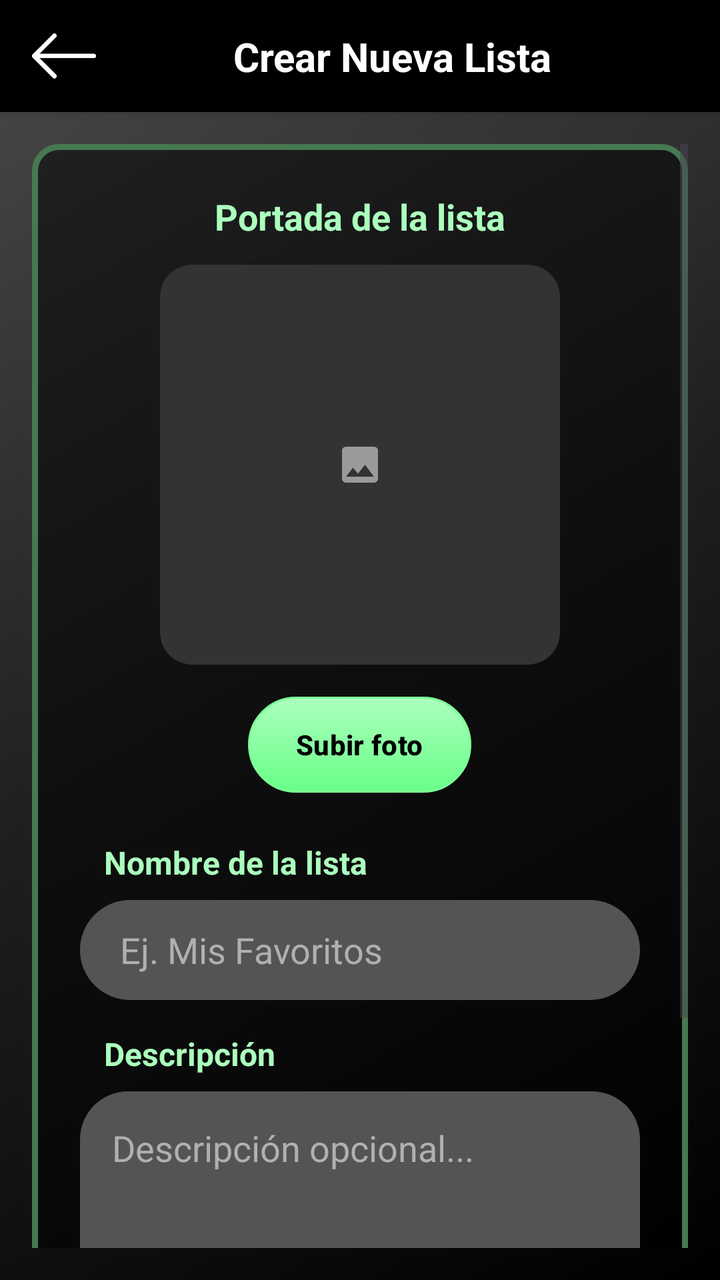
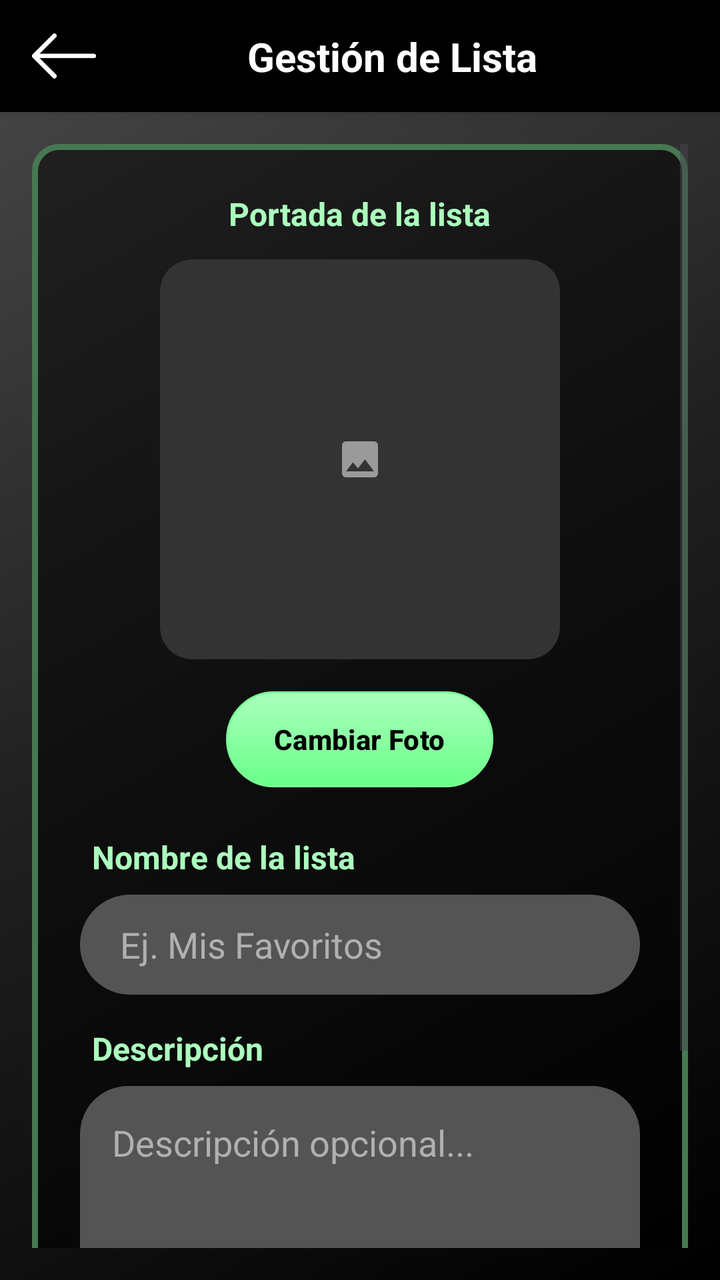

Before-and-after screenshots of an Android layout around one commit, followed by the original layout XML and the change that was made.
<!-- AndroidManifest.xml: application theme Theme.MusAPIApp -->
<!-- res/layout/activity_crear_lista.xml -->
<?xml version="1.0" encoding="utf-8"?>
<androidx.constraintlayout.widget.ConstraintLayout
    xmlns:android="http://schemas.android.com/apk/res/android"
    xmlns:app="http://schemas.android.com/apk/res-auto"
    android:id="@+id/main"
    android:layout_width="match_parent"
    android:layout_height="match_parent"
    android:background="@drawable/fondo_gradiente_principal">

    <androidx.constraintlayout.widget.ConstraintLayout
        android:id="@+id/headerBar"
        android:layout_width="match_parent"
        android:layout_height="wrap_content"
        android:background="#000000"
        android:paddingVertical="12dp"
        android:paddingHorizontal="16dp"
        android:elevation="4dp"
        app:layout_constraintTop_toTopOf="parent"
        app:layout_constraintStart_toStartOf="parent"
        app:layout_constraintEnd_toEndOf="parent">

        <ImageButton
            android:id="@+id/btnVolver"
            android:layout_width="32dp"
            android:layout_height="32dp"
            android:background="?attr/selectableItemBackgroundBorderless"
            android:contentDescription="Regresar"
            android:scaleType="fitCenter"
            android:src="@drawable/ic_back_black"
            app:tint="#FFFFFF"
            app:layout_constraintStart_toStartOf="parent"
            app:layout_constraintTop_toTopOf="parent"
            app:layout_constraintBottom_toBottomOf="parent" />

        <TextView
            android:layout_width="0dp"
            android:layout_height="wrap_content"
            android:text="Crear Nueva Lista"
            android:textColor="#FFFFFF"
            android:textSize="20sp"
            android:textStyle="bold"
            android:gravity="center"
            app:layout_constraintStart_toEndOf="@id/btnVolver"
            app:layout_constraintEnd_toEndOf="parent"
            app:layout_constraintTop_toTopOf="parent"
            app:layout_constraintBottom_toBottomOf="parent" />

    </androidx.constraintlayout.widget.ConstraintLayout>

    <ScrollView
        android:id="@+id/scrollForm"
        android:layout_width="match_parent"
        android:layout_height="0dp"
        android:fillViewport="true"
        android:padding="16dp"
        app:layout_constraintTop_toBottomOf="@id/headerBar"
        app:layout_constraintBottom_toBottomOf="parent"
        app:layout_constraintStart_toStartOf="parent"
        app:layout_constraintEnd_toEndOf="parent">

        <LinearLayout
            android:layout_width="match_parent"
            android:layout_height="wrap_content"
            android:orientation="vertical"
            android:gravity="center_vertical"
            android:paddingBottom="24dp">
            <LinearLayout
                android:layout_width="match_parent"
                android:layout_height="wrap_content"
                android:orientation="vertical"
                android:background="@drawable/fondo_info_album"
                android:padding="24dp"
                android:gravity="center_horizontal">

                <TextView
                    android:layout_width="wrap_content"
                    android:layout_height="wrap_content"
                    android:text="Portada de la lista"
                    android:textColor="#ABFFBD"
                    android:textSize="18sp"
                    android:textStyle="bold"
                    android:layout_marginBottom="12dp" />

                <androidx.cardview.widget.CardView
                    android:layout_width="200dp"
                    android:layout_height="200dp"
                    app:cardCornerRadius="16dp"
                    app:cardElevation="0dp"
                    app:cardBackgroundColor="#333333">

                    <ImageView
                        android:id="@+id/imgPortada"
                        android:layout_width="match_parent"
                        android:layout_height="match_parent"
                        android:scaleType="center"
                        android:src="@drawable/ic_imagen_placeholder"
                        android:padding="30dp"/>
                </androidx.cardview.widget.CardView>

                <Button
                    android:id="@+id/btnSeleccionarFoto"
                    android:layout_width="wrap_content"
                    android:layout_height="wrap_content"
                    android:text="Subir foto"
                    android:textColor="#000000"
                    android:textStyle="bold"
                    android:background="@drawable/fondo_boton_secundario"
                    app:backgroundTint="@null"
                    android:paddingHorizontal="24dp"
                    android:layout_marginTop="16dp"
                    android:layout_marginBottom="24dp"/>

                <TextView
                    android:layout_width="match_parent"
                    android:layout_height="wrap_content"
                    android:text="Nombre de la lista"
                    android:textColor="#ABFFBD"
                    android:textSize="16sp"
                    android:textStyle="bold"
                    android:layout_marginBottom="8dp"
                    android:layout_marginStart="8dp"/>

                <EditText
                    android:id="@+id/etNombreLista"
                    android:layout_width="match_parent"
                    android:layout_height="50dp"
                    android:background="@drawable/fondo_input_login"
                    android:hint="Ej. Mis Favoritos"
                    android:textColorHint="#B0B0B0"
                    android:textColor="#FFFFFF"
                    android:paddingHorizontal="20dp"
                    android:maxLength="50"
                    android:layout_marginBottom="16dp"/>

                <TextView
                    android:layout_width="match_parent"
                    android:layout_height="wrap_content"
                    android:text="Descripción"
                    android:textColor="#ABFFBD"
                    android:textSize="16sp"
                    android:textStyle="bold"
                    android:layout_marginBottom="8dp"
                    android:layout_marginStart="8dp"/>

                <EditText
                    android:id="@+id/etDescripcion"
                    android:layout_width="match_parent"
                    android:layout_height="120dp"
                    android:background="@drawable/fondo_input_area"
                    android:hint="Descripción opcional..."
                    android:textColorHint="#B0B0B0"
                    android:textColor="#FFFFFF"
                    android:padding="16dp"
                    android:gravity="top|start"
                    android:maxLength="200"
                    android:inputType="textMultiLine"
                    android:layout_marginBottom="32dp"/>

                <LinearLayout
                    android:layout_width="match_parent"
                    android:layout_height="wrap_content"
                    android:orientation="horizontal"
                    android:gravity="center">

                    <Button
                        android:id="@+id/btnCancelar"
                        android:layout_width="0dp"
                        android:layout_weight="1"
                        android:layout_height="wrap_content"
                        android:text="Cancelar"
                        android:textColor="#B80000"
                        android:textStyle="bold"
                        android:background="@drawable/fondo_boton_negativo"
                        app:backgroundTint="@null"
                        android:layout_marginEnd="8dp"/>

                    <Button
                        android:id="@+id/btnGuardar"
                        android:layout_width="0dp"
                        android:layout_weight="1"
                        android:layout_height="wrap_content"
                        android:text="Guardar"
                        android:textColor="#FFFFFF"
                        android:textStyle="bold"
                        android:background="@drawable/fondo_boton_principal"
                        app:backgroundTint="@null"
                        android:layout_marginStart="8dp"/>
                </LinearLayout>

            </LinearLayout>
        </LinearLayout>
    </ScrollView>

</androidx.constraintlayout.widget.ConstraintLayout>
<!-- resources referenced by this layout -->
<resources>
  <!-- drawable fondo_boton_negativo (drawable) -->
  <?xml version="1.0" encoding="utf-8"?>
  <shape xmlns:android="http://schemas.android.com/apk/res/android"
      android:shape="rectangle">
  
      <solid android:color="#FFFFFF" />
  
      <corners android:radius="100dp" />
  
      <stroke
          android:width="1dp"
          android:color="#B80000" />
  </shape>
  <!-- drawable fondo_boton_principal (drawable) -->
  <?xml version="1.0" encoding="utf-8"?>
  <shape xmlns:android="http://schemas.android.com/apk/res/android"
      android:shape="rectangle">
  
      <gradient
          android:startColor="#14FF48"
          android:endColor="#00E631"
          android:angle="270" />
  
      <corners android:radius="100dp" />
  
      <stroke
          android:width="1dp"
          android:color="#00FF3D" />
  </shape>
  <!-- drawable fondo_boton_secundario (drawable) -->
  <?xml version="1.0" encoding="utf-8"?>
  <shape xmlns:android="http://schemas.android.com/apk/res/android"
      android:shape="rectangle">
  
      <gradient
          android:startColor="#ABFFBD"
          android:endColor="#69FF88"
          android:angle="270" />
  
      <corners android:radius="100dp" />
  
      <stroke
          android:width="1dp"
          android:color="#7AFF95" />
  </shape>
  <!-- drawable fondo_gradiente_principal (drawable) -->
  <?xml version="1.0" encoding="utf-8"?>
  <shape xmlns:android="http://schemas.android.com/apk/res/android"
      android:shape="rectangle">
      <gradient
          android:startColor="#000000"
          android:centerColor="#1F1F1F"
          android:endColor="#4A4A4A"
          android:angle="135"
          android:type="linear" />
  </shape>
  <!-- drawable fondo_info_album (drawable) -->
  <?xml version="1.0" encoding="utf-8"?>
  <shape xmlns:android="http://schemas.android.com/apk/res/android"
      android:shape="rectangle">
  
      <solid android:color="#85000000" />
  
      <stroke
          android:width="3dp"
          android:color="#477852" />
  
      <corners android:radius="12dp" />
  </shape>
  <!-- drawable fondo_input_area (drawable) -->
  <?xml version="1.0" encoding="utf-8"?>
  <shape xmlns:android="http://schemas.android.com/apk/res/android"
      android:shape="rectangle">
      <solid android:color="#545454"/> <corners android:radius="24dp"/> </shape>
  <!-- drawable fondo_input_login (drawable) -->
  <?xml version="1.0" encoding="utf-8"?>
  <shape xmlns:android="http://schemas.android.com/apk/res/android"
      android:shape="rectangle">
  
      <solid android:color="#545454"/>
  
      <corners android:radius="100dp"/>
  </shape>
  <!-- drawable ic_back_black: png bitmap (drawable, 4720 bytes) -->
  <!-- drawable ic_imagen_placeholder (drawable) -->
  <vector xmlns:android="http://schemas.android.com/apk/res/android"
      android:width="24dp"
      android:height="24dp"
      android:viewportWidth="24"
      android:viewportHeight="24"
      android:tint="#80FFFFFF"> <path
      android:fillColor="@android:color/white"
      android:pathData="M21,19V5c0,-1.1 -0.9,-2 -2,-2H5c-1.1,0 -2,0.9 -2,2v14c0,1.1 0.9,2 2,2h14c1.1,0 2,-0.9 2,-2zM8.5,13.5l2.5,3.01L14.5,12l4.5,6H5l3.5,-4.5z"/>
  </vector>
  <style name="Theme.MusAPIApp" parent="Base.Theme.MusAPIApp" />
  <style name="Base.Theme.MusAPIApp" parent="Theme.Material3.DayNight.NoActionBar">
          
          
      </style>
</resources>

<!-- the commit's change to res/layout/activity_crear_lista.xml (unified diff, before → after) -->
@@ -1,5 +1,5 @@
 <?xml version="1.0" encoding="utf-8"?>
-<androidx.constraintlayout.widget.ConstraintLayout
+<androidx.constraintlayout.widget.ConstraintLayout 
     xmlns:android="http://schemas.android.com/apk/res/android"
     xmlns:app="http://schemas.android.com/apk/res-auto"
     android:id="@+id/main"
@@ -33,13 +33,13 @@
             app:layout_constraintBottom_toBottomOf="parent" />
 
         <TextView
-            android:layout_width="0dp"
+            android:id="@+id/txtTituloHeader"
+            android:layout_width="wrap_content"
             android:layout_height="wrap_content"
-            android:text="Crear Nueva Lista"
+            android:text="Gestión de Lista"
             android:textColor="#FFFFFF"
             android:textSize="20sp"
             android:textStyle="bold"
-            android:gravity="center"
             app:layout_constraintStart_toEndOf="@id/btnVolver"
             app:layout_constraintEnd_toEndOf="parent"
             app:layout_constraintTop_toTopOf="parent"
@@ -62,8 +62,8 @@
             android:layout_width="match_parent"
             android:layout_height="wrap_content"
             android:orientation="vertical"
-            android:gravity="center_vertical"
-            android:paddingBottom="24dp">
+            android:gravity="center">
+
             <LinearLayout
                 android:layout_width="match_parent"
                 android:layout_height="wrap_content"
@@ -77,7 +77,7 @@
                     android:layout_height="wrap_content"
                     android:text="Portada de la lista"
                     android:textColor="#ABFFBD"
-                    android:textSize="18sp"
+                    android:textSize="16sp"
                     android:textStyle="bold"
                     android:layout_marginBottom="12dp" />
 
@@ -86,28 +86,28 @@
                     android:layout_height="200dp"
                     app:cardCornerRadius="16dp"
                     app:cardElevation="0dp"
-                    app:cardBackgroundColor="#333333">
+                    app:cardBackgroundColor="#333333"
+                    android:layout_marginBottom="16dp">
 
                     <ImageView
                         android:id="@+id/imgPortada"
                         android:layout_width="match_parent"
                         android:layout_height="match_parent"
-                        android:scaleType="center"
-                        android:src="@drawable/ic_imagen_placeholder"
-                        android:padding="30dp"/>
+                        android:scaleType="centerInside"
+                        android:src="@drawable/ic_imagen_placeholder" 
+                        android:padding="50dp"/>
                 </androidx.cardview.widget.CardView>
 
                 <Button
                     android:id="@+id/btnSeleccionarFoto"
                     android:layout_width="wrap_content"
                     android:layout_height="wrap_content"
-                    android:text="Subir foto"
+                    android:text="Cambiar Foto"
                     android:textColor="#000000"
                     android:textStyle="bold"
                     android:background="@drawable/fondo_boton_secundario"
                     app:backgroundTint="@null"
                     android:paddingHorizontal="24dp"
-                    android:layout_marginTop="16dp"
                     android:layout_marginBottom="24dp"/>
 
                 <TextView
@@ -118,7 +118,7 @@
                     android:textSize="16sp"
                     android:textStyle="bold"
                     android:layout_marginBottom="8dp"
-                    android:layout_marginStart="8dp"/>
+                    android:layout_marginStart="4dp"/>
 
                 <EditText
                     android:id="@+id/etNombreLista"
@@ -140,7 +140,7 @@
                     android:textSize="16sp"
                     android:textStyle="bold"
                     android:layout_marginBottom="8dp"
-                    android:layout_marginStart="8dp"/>
+                    android:layout_marginStart="4dp"/>
 
                 <EditText
                     android:id="@+id/etDescripcion"
